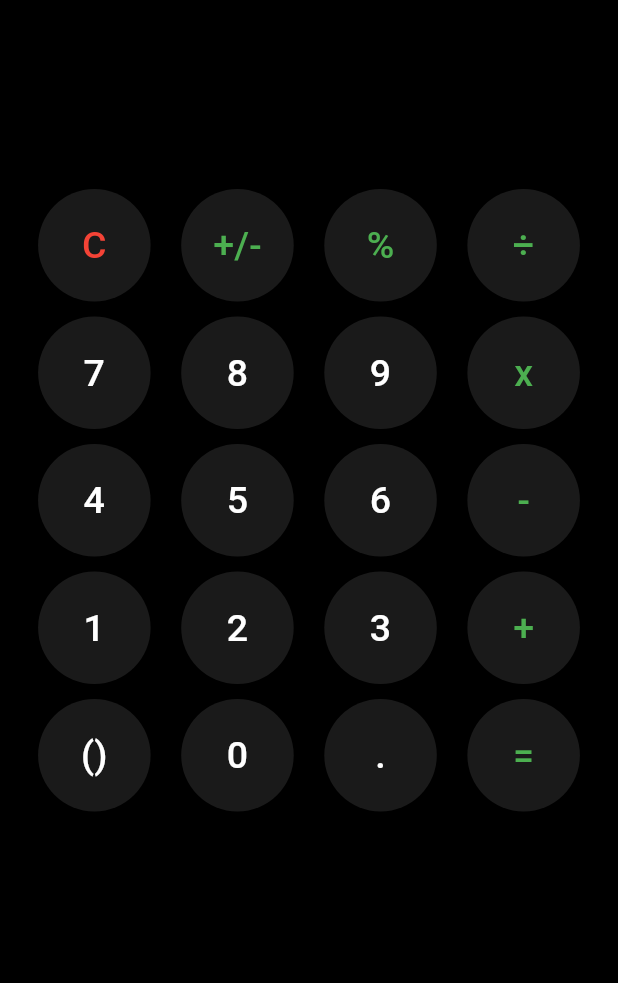
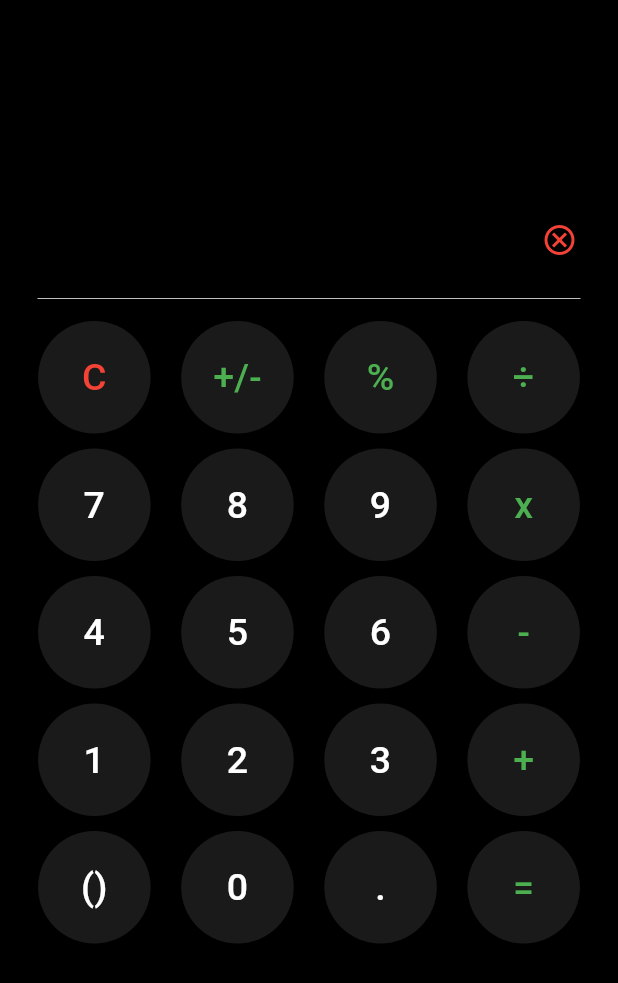
Before and after one commit to KaKaCodes1/Flutter_Kaka_Calculator, a Flutter app: the screen it shows after launch, after a tap on an icon or button, on a phone screen of 412 x 824 dp. Shown: the top 983 px of the screen. Run offline on Flutter 3.47's test engine with Material 3 defaults, Android fonts, the light colour scheme and no system bars; our stand-ins replace math_expressions.

Commit message:
Added the backspace button and added a character limit

```diff
--- a/lib/screens/home_page.dart
+++ b/lib/screens/home_page.dart
@@ -10,6 +10,7 @@ class HomePage extends StatefulWidget {
 class _HomePageState extends State<HomePage> {
   String _expression = ''; //stores the mathematical expression
   String _result = ''; //stores the answer
+  int maxExpressionLength = 20;//define the maximum characters on the expression
 
   Widget calcbutton(String btnText, Color btnColor, Color textColor){
     // ignore: sized_box_for_whitespace
@@ -43,6 +44,7 @@ class _HomePageState extends State<HomePage> {
       if(btnText == 'C'){//making the clear button functional on pressed
         _expression= '';
         _result=' ';
+
       }
       else if(btnText == '='){//making the equal sign able to calculate on pressed
         _calculateResult();
@@ -53,8 +55,54 @@ class _HomePageState extends State<HomePage> {
       else if(btnText == '()'){
         _addWhichParenthesis();
       }
+
       else{//whatever will be pressed will be displayed
-        _expression += btnText;
+        if(_expression.length + btnText.length <= maxExpressionLength){
+          _expression += btnText;
+        }
+        else{
+          ScaffoldMessenger.of(context).showSnackBar(
+            SnackBar(
+              content: const Text(
+                "Can't enter more than 20 characters!",
+                textAlign: TextAlign.center,
+                ),
+              // backgroundColor: Colors.red,
+              duration: const Duration(seconds: 2),
+              // width: 200,
+              shape: RoundedRectangleBorder(
+                borderRadius: BorderRadius.circular(24),
+              ),
+              elevation: 10.0,
+              behavior: SnackBarBehavior.floating,
+              //width: MediaQuery.of(context).size.width * 0.7, // 80% of the screen width
+
+            ),
+          );
+          // ScaffoldMessenger.of(context).showSnackBar(
+          //   SnackBar(
+          //     content: Builder(
+          //       builder: (context) => Container(
+          //         width: MediaQuery.of(context).size.width * 0.8, // 80% of the screen width
+          //         child: const Text(
+          //           "Can't enter more than 20 characters!",
+          //           textAlign: TextAlign.center,
+          //           style: TextStyle(
+          //             fontSize:15,
+          //           ),
+
+          //         ),
+          //       ),
+          //     ),
+          //     duration: const Duration(seconds: 2),
+          //     behavior: SnackBarBehavior.floating,
+          //     shape: RoundedRectangleBorder(
+          //       borderRadius: BorderRadius.circular(24),
+          //     ),
+          //     elevation: 6.0,
+          //   ),
+          // );
+        }
       }
     });
   }
@@ -65,7 +113,7 @@ class _HomePageState extends State<HomePage> {
       Parser p = Parser();//to convert text into a mathematical expression
       Expression exp = p.parse(_expression.replaceAll('x', '*').replaceAll('÷', '/'));//It replaces 'x' with '*' and '÷' with '/' to match Dart's arithmetic operators
       ContextModel cm =ContextModel();//This provides a mathematical context of the parsed text
-      num eval = exp.evaluate(EvaluationType.REAL, cm);// Evaluate the expression in the context of real numbers
+      double eval = exp.evaluate(EvaluationType.REAL, cm);// Evaluate the expression in the context of real numbers
       _result = eval.toString();
 
     } catch (e) {
@@ -93,6 +141,14 @@ class _HomePageState extends State<HomePage> {
        _expression += ')';
     }
   }
+
+    void _backspace() {
+      setState(() {
+        if(_expression.isNotEmpty){
+          _expression = _expression.substring(0, _expression.length - 1);
+        }
+      });
+    }
 
 
 
@@ -149,6 +205,32 @@ class _HomePageState extends State<HomePage> {
                     )
                   ],
                 ),
+
+                 Row(
+                  mainAxisAlignment: MainAxisAlignment.end,
+                  children: [
+                    Padding(
+                      padding: const EdgeInsets.all(10.0),
+                      child: IconButton(
+                        onPressed: () {
+                          _backspace();
+                        },
+                        icon: const Icon(Icons.cancel_outlined, color: Colors.red,)
+                        ),
+                    )
+                  ],
+                ),
+
+                const Divider(
+                  color: Colors.white,
+                  thickness: 0.5,
+                  height: 10,
+                  indent: 20,
+                  endIndent: 20,
+                ),
+
+                const SizedBox(height: 10,),
+
                 Row(
                   mainAxisAlignment: MainAxisAlignment.spaceEvenly,
                   //here the first row of buttons
@@ -159,6 +241,7 @@ class _HomePageState extends State<HomePage> {
                     calcbutton('÷',Colors.white10,Colors.green),
                   ],
                 ),
+
                 const SizedBox(height: 10,),
 
                 Row(
@@ -221,4 +304,6 @@ class _HomePageState extends State<HomePage> {
   }
 
 
+
+
 }
```
